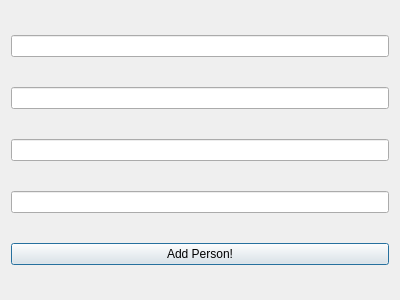
Qt form addpersonwindow.ui (Fanneyyy/hairy-ironman) before a commit.
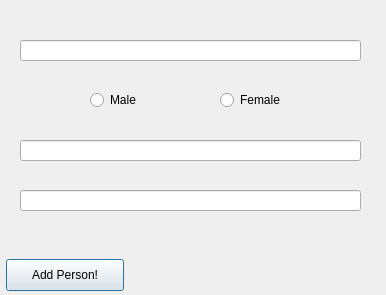
The same form after that commit.

The edit to the form file:
```diff
--- a/addpersonwindow.ui
+++ b/addpersonwindow.ui
@@ -6,34 +6,85 @@
    <rect>
     <x>0</x>
     <y>0</y>
-    <width>400</width>
-    <height>300</height>
+    <width>386</width>
+    <height>295</height>
    </rect>
   </property>
   <property name="windowTitle">
    <string>Dialog</string>
   </property>
-  <layout class="QVBoxLayout" name="verticalLayout">
-   <item>
-    <widget class="QLineEdit" name="lineFullname"/>
-   </item>
-   <item>
-    <widget class="QLineEdit" name="lineGender"/>
-   </item>
-   <item>
-    <widget class="QLineEdit" name="lineYearOfBirth"/>
-   </item>
-   <item>
-    <widget class="QLineEdit" name="lineYearOfDeath"/>
-   </item>
-   <item>
-    <widget class="QPushButton" name="AddPersonButton">
-     <property name="text">
-      <string>Add Person!</string>
-     </property>
-    </widget>
-   </item>
-  </layout>
+  <widget class="QLineEdit" name="lineFullname">
+   <property name="geometry">
+    <rect>
+     <x>20</x>
+     <y>40</y>
+     <width>341</width>
+     <height>21</height>
+    </rect>
+   </property>
+  </widget>
+  <widget class="QLineEdit" name="lineYearOfBirth">
+   <property name="geometry">
+    <rect>
+     <x>20</x>
+     <y>140</y>
+     <width>341</width>
+     <height>21</height>
+    </rect>
+   </property>
+  </widget>
+  <widget class="QLineEdit" name="lineYearOfDeath">
+   <property name="geometry">
+    <rect>
+     <x>20</x>
+     <y>190</y>
+     <width>341</width>
+     <height>21</height>
+    </rect>
+   </property>
+  </widget>
+  <widget class="QPushButton" name="AddPersonButton">
+   <property name="geometry">
+    <rect>
+     <x>6</x>
+     <y>259</y>
+     <width>118</width>
+     <height>32</height>
+    </rect>
+   </property>
+   <property name="text">
+    <string>Add Person!</string>
+   </property>
+  </widget>
+  <widget class="QRadioButton" name="female_checkbox">
+   <property name="geometry">
+    <rect>
+     <x>220</x>
+     <y>90</y>
+     <width>70</width>
+     <height>20</height>
+    </rect>
+   </property>
+   <property name="layoutDirection">
+    <enum>Qt::LeftToRight</enum>
+   </property>
+   <property name="text">
+    <string>Female</string>
+   </property>
+  </widget>
+  <widget class="QRadioButton" name="male_checkbox">
+   <property name="geometry">
+    <rect>
+     <x>90</x>
+     <y>90</y>
+     <width>55</width>
+     <height>20</height>
+    </rect>
+   </property>
+   <property name="text">
+    <string>Male</string>
+   </property>
+  </widget>
  </widget>
  <resources/>
  <connections/>
```
